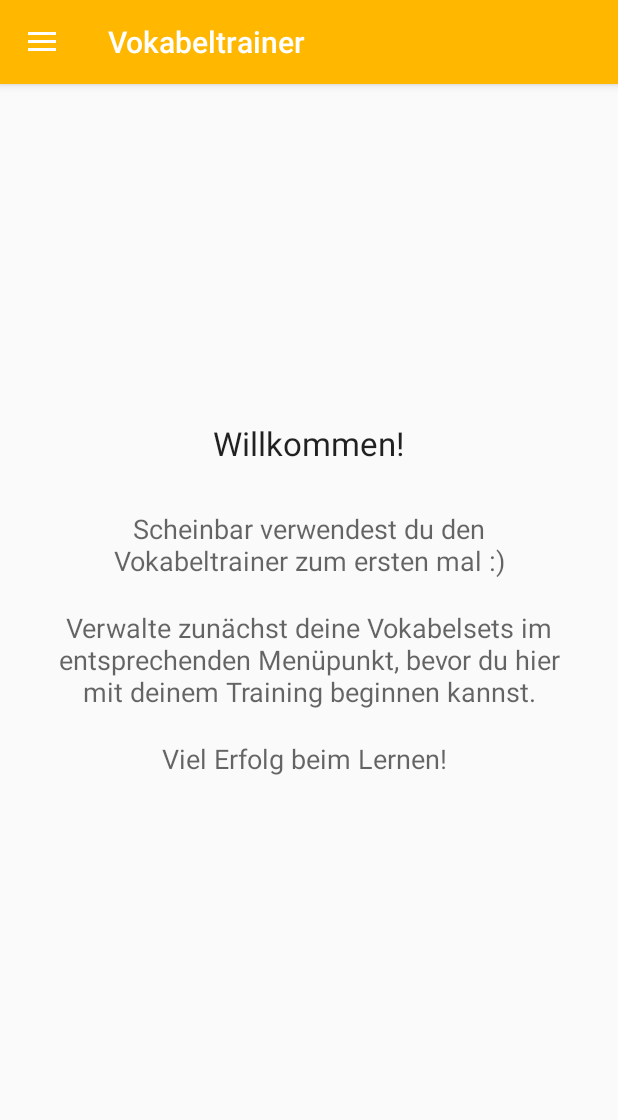
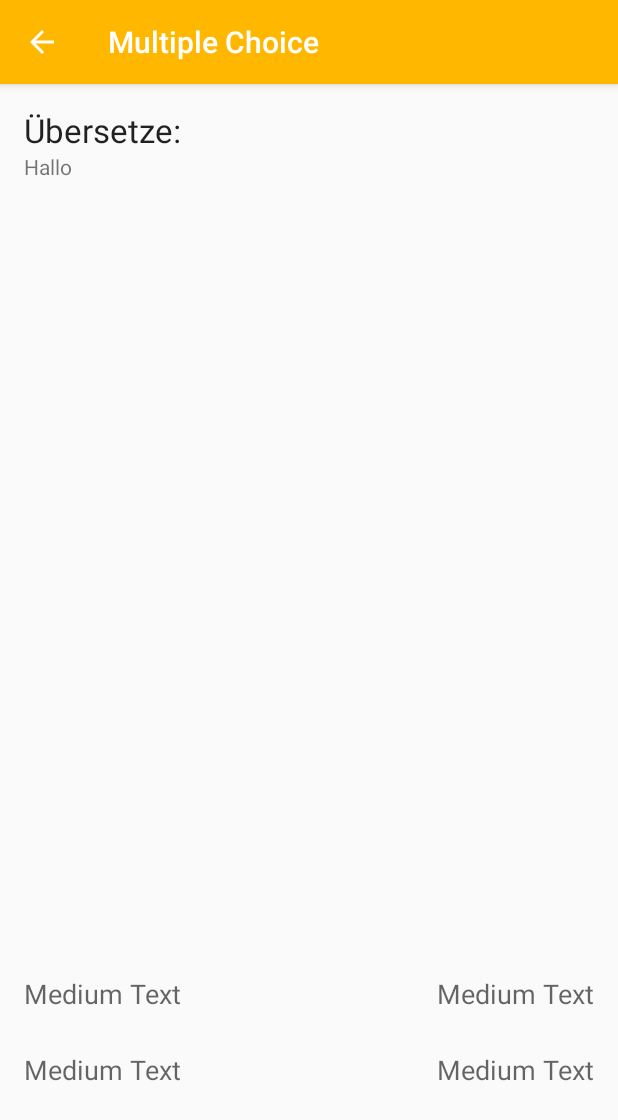
Before and after one commit to Mediumwater/Vokabeltrainer, an Android app: the screen it shows after launch (MainActivity before the commit, MultiChoiceActivity after it), after a tap on "Multiple Choice", on a phone screen of 412 x 824 dp. Shown: the top 1120 px of the screen. Run offline under Robolectric (Android 15) with nearby library versions, the phone set to English and light mode, and no system bars; 2 statements that could not run were skipped; 3 other taps on this screen came first.

Commit message:
Begin Implementation of Multi Choice

```diff
--- a/app/src/main/AndroidManifest.xml
+++ b/app/src/main/AndroidManifest.xml
@@ -74,6 +74,21 @@
                 android:name="android.support.PARENT_ACTIVITY"
                 android:value="de.htwdd.vokabeltrainer.StatistikActivity" />
         </activity>
+
+
+        <activity
+            android:name=".MultiChoiceActivity"
+            android:label="@string/title_activity_statistik_detail"
+            android:parentActivityName=".MainActivity"
+            android:theme="@style/AppTheme.NoActionBar">
+            <meta-data
+                android:name="android.support.PARENT_ACTIVITY"
+                android:value="de.htwdd.vokabeltrainer.MainActivity" />
+        </activity>
+
+
+
+
     </application>
 
 </manifest>
--- a/app/src/main/java/de/htwdd/vokabeltrainer/MainActivity.java
+++ b/app/src/main/java/de/htwdd/vokabeltrainer/MainActivity.java
@@ -109,15 +109,9 @@ public class MainActivity extends AppCompatActivity
             //=====================================================================================================
             //Auf Trainingsmodus Multiple Choice umschalten, indem Fragment geladen wird
             //=====================================================================================================
-            /**
-             * TODO: Modus im entsprechenden Fragment implementieren und zuletzt verwendeten Modus merken (shared preference)
-             */
-            fragment = new MultichoiceFragment();
-            FragmentManager fragmentManager = getFragmentManager();
-            fragmentManager.beginTransaction()
-                    .replace(R.id.mainframe, fragment)
-                    .commit();
-
+            startIntent = new Intent(getApplicationContext(), MultiChoiceActivity.class);
+            startActivity(startIntent);
+            return true;
         } else if (id == R.id.nav_freetext) {
             //=====================================================================================================
             //Auf Trainingsmodus Freitext umschalten, indem Fragment geladen wird
--- /dev/null
+++ b/app/src/main/java/de/htwdd/vokabeltrainer/MultiChoiceActivity.java
@@ -0,0 +1,87 @@
+package de.htwdd.vokabeltrainer;
+
+import android.content.Intent;
+import android.database.Cursor;
+import android.graphics.Color;
+import android.os.Bundle;
+import android.support.design.widget.FloatingActionButton;
+import android.support.v7.app.AppCompatActivity;
+import android.support.v7.widget.Toolbar;
+import android.view.View;
+import android.widget.TextView;
+
+import java.util.ArrayList;
+import java.util.Random;
+
+import de.htwdd.vokabeltrainer.helper.DBHelper;
+import de.htwdd.vokabeltrainer.helper.LanguageHelper;
+import de.htwdd.vokabeltrainer.helper.VocabDownloadHelper;
+
+/**
+ * Created by Curtis on 24.06.2016.
+ */
+public class MultiChoiceActivity extends AppCompatActivity implements View.OnClickListener {
+    private ArrayList<VocabDownloadHelper.DownloadableVocSet> dvs;
+
+    @Override
+    protected void onCreate(Bundle savedInstanceState) {
+        super.onCreate(savedInstanceState);
+        setContentView(R.layout.activity_multichoice);
+        Toolbar toolbar = (Toolbar) findViewById(R.id.toolbar);
+        toolbar.setTitle("Multiple Choice");
+        setSupportActionBar(toolbar);
+
+        TextView txt1 = (TextView) findViewById(R.id.choice1);
+        txt1.setOnClickListener(this);
+        TextView txt2 = (TextView) findViewById(R.id.choice2);
+        txt2.setOnClickListener(this);
+        TextView txt3 = (TextView) findViewById(R.id.choice3);
+        txt3.setOnClickListener(this);
+        TextView txt4 = (TextView) findViewById(R.id.choice4);
+        txt4.setOnClickListener(this);
+
+
+        ArrayList<DBHelper.VocabSet> vocabsets;
+        ArrayList<Cursor> rndvoc;
+
+
+        DBHelper db = new DBHelper(this);
+        vocabsets = db.getAllVocabSetsWithRatio();
+
+
+
+
+        rndvoc = db.getRandomVocabWords();
+
+        rndvoc
+
+        LanguageHelper lh = LanguageHelper.getInstance();
+
+
+
+
+
+        getSupportActionBar().setDisplayHomeAsUpEnabled(true);
+
+    }
+
+    @Override
+    public void onClick(View view) {
+        // do whatever you want here based on the view being passed
+        TextView v = (TextView) view;
+        switch(v.getId()) {
+            case R.id.choice1:
+                view.setBackgroundColor(Color.GREEN);
+                break;
+            case R.id.choice2:
+                view.setBackgroundColor(Color.GREEN);
+                break;
+            case R.id.choice3:
+                view.setBackgroundColor(Color.GREEN);
+                break;
+            case R.id.choice4:
+                view.setBackgroundColor(Color.GREEN);
+                break;
+        }
+    }
+}
--- a/app/src/main/java/de/htwdd/vokabeltrainer/helper/DBHelper.java
+++ b/app/src/main/java/de/htwdd/vokabeltrainer/helper/DBHelper.java
@@ -148,6 +148,9 @@ public class DBHelper extends SQLiteOpenHelper {
         return al;
     }
 
+
+
+
     /*
      * Gibt die Namen aller Woerter als Array zurueck. Momentan nur fuer Debuging-Zwecke.
      */
@@ -242,6 +245,36 @@ public class DBHelper extends SQLiteOpenHelper {
 
         return this.getVocabWords(setid, random.nextInt(cnt) + 1);
     }
+
+    /*
+     * Wie getRandomVocabWords(int setid), liefert eine zufällige
+     * Wortgruppe aus einem zufälligen Set zurück.
+     *
+     */
+    public ArrayList<VocabSet> getRandomVocabWords() {
+        Cursor cursor = this.getAllVocabSets();
+        int setcount = cursor.getColumnCount(); //Anzahl der Sets
+
+        ArrayList<VocabSet> al = new ArrayList<>();
+
+        if (setcount <= 0) return al;
+
+        Random r = new Random();
+        int nr = (r.nextInt(setcount)+1); // Auswahl zufälliges Set
+
+        ArrayList<Cursor> cur = getRandomVocabWords(nr);
+
+        while (cur.isAfterLast() == false) {
+            al.add(cur.getString(cur.getColumnIndex("Word")));
+            cur.moveToNext();
+        }
+
+
+        return;
+    }
+
+
+
 
     /*
      * Erzeugt ein Vokabel-Set anhand eines JSON-Strings. Gibt true zurueck bei Erfolg, sonst false.
--- /dev/null
+++ b/app/src/main/res/layout/activity_multichoice.xml
@@ -0,0 +1,28 @@
+<?xml version="1.0" encoding="utf-8"?>
+<android.support.design.widget.CoordinatorLayout xmlns:android="http://schemas.android.com/apk/res/android"
+    xmlns:app="http://schemas.android.com/apk/res-auto"
+    xmlns:tools="http://schemas.android.com/tools"
+    android:layout_width="match_parent"
+    android:layout_height="match_parent"
+    android:fitsSystemWindows="true"
+    tools:context="de.htwdd.vokabeltrainer.MultiChoiceActivity">
+
+    <android.support.design.widget.AppBarLayout
+        android:layout_width="match_parent"
+        android:layout_height="wrap_content"
+        android:theme="@style/AppTheme.AppBarOverlay">
+
+        <android.support.v7.widget.Toolbar
+            android:id="@+id/toolbar"
+            android:layout_width="match_parent"
+            android:layout_height="?attr/actionBarSize"
+            android:background="?attr/colorPrimary"
+            app:popupTheme="@style/AppTheme.PopupOverlay" />
+
+    </android.support.design.widget.AppBarLayout>
+
+    <include layout="@layout/content_multichoice" />
+
+
+
+</android.support.design.widget.CoordinatorLayout>
--- /dev/null
+++ b/app/src/main/res/layout/content_multichoice.xml
@@ -0,0 +1,112 @@
+<?xml version="1.0" encoding="utf-8"?>
+<RelativeLayout xmlns:android="http://schemas.android.com/apk/res/android"
+    xmlns:app="http://schemas.android.com/apk/res-auto"
+    xmlns:tools="http://schemas.android.com/tools"
+    android:layout_width="match_parent"
+    android:layout_height="match_parent"
+    android:paddingBottom="16dp"
+    android:paddingLeft="16dp"
+    android:paddingRight="16dp"
+    android:paddingTop="16dp"
+    app:layout_behavior="@string/appbar_scrolling_view_behavior"
+    tools:context="de.htwdd.vokabeltrainer.MultiChoicePlay"
+    tools:showIn="@layout/activity_multichoice">
+
+    <LinearLayout
+        android:orientation="vertical"
+        android:layout_width="match_parent"
+        android:layout_height="match_parent"
+        android:layout_alignParentTop="true"
+        android:layout_alignParentStart="true"
+        android:weightSum="1">
+
+        <LinearLayout
+            android:orientation="vertical"
+            android:layout_width="match_parent"
+            android:layout_height="wrap_content">
+            <TextView
+                android:layout_width="match_parent"
+                android:layout_height="wrap_content"
+                android:textAppearance="?android:attr/textAppearanceLarge"
+                android:text="Übersetze:"
+                android:id="@+id/textViewDesc"
+                android:layout_gravity="center_horizontal" />
+
+            <TextView
+                android:layout_width="fill_parent"
+                android:layout_height="wrap_content"
+                android:text="Hallo"
+                android:id="@+id/translatesrc"
+                android:hint="Translate this"
+                android:layout_gravity="center_horizontal"
+                android:autoText="false" />
+        </LinearLayout>
+
+        <Space
+            android:layout_width="match_parent"
+            android:layout_height="25dp"
+            android:layout_weight="0.90" />
+
+        <LinearLayout
+            android:orientation="horizontal"
+            android:layout_width="match_parent"
+            android:layout_height="wrap_content"
+            android:layout_gravity="center_horizontal">
+        <TextView
+            android:layout_width="wrap_content"
+            android:layout_height="wrap_content"
+            android:textAppearance="?android:attr/textAppearanceMedium"
+            android:text="Medium Text"
+            android:id="@+id/choice1" />
+
+        <Space
+            android:layout_width="match_parent"
+            android:layout_height="25dp"
+            android:layout_weight="0.20" />
+        <TextView
+            android:layout_width="wrap_content"
+            android:layout_height="wrap_content"
+            android:textAppearance="?android:attr/textAppearanceMedium"
+            android:text="Medium Text"
+            android:id="@+id/choice2" />
+        </LinearLayout>
+        <Space
+            android:layout_width="match_parent"
+            android:layout_height="25dp" />
+        <LinearLayout
+            android:orientation="horizontal"
+            android:layout_width="match_parent"
+            android:layout_height="wrap_content"
+            android:layout_gravity="center_horizontal">
+            <TextView
+                android:layout_width="wrap_content"
+                android:layout_height="wrap_content"
+                android:textAppearance="?android:attr/textAppearanceMedium"
+                android:text="Medium Text"
+                android:id="@+id/choice3" />
+
+            <Space
+                android:layout_width="match_parent"
+                android:layout_height="25dp"
+                android:layout_weight="0.20" />
+            <TextView
+                android:layout_width="wrap_content"
+                android:layout_height="wrap_content"
+                android:textAppearance="?android:attr/textAppearanceMedium"
+                android:text="Medium Text"
+                android:id="@+id/choice4" />
+        </LinearLayout>
+
+
+        <LinearLayout
+            android:orientation="vertical"
+            android:layout_width="match_parent"
+            android:layout_height="wrap_content"
+            android:id="@+id/elementsNotToEditate">
+            <Space
+                android:layout_width="match_parent"
+                android:layout_height="25dp" />
+
+        </LinearLayout>
+    </LinearLayout>
+</RelativeLayout>
--- a/app/src/main/res/values/strings.xml
+++ b/app/src/main/res/values/strings.xml
@@ -14,4 +14,7 @@
     <string name="title_activity_update_vokabelset">UpdateVokabelsetActivity</string>
     <string name="title_activity_statistik">StatistikActivity</string>
     <string name="title_activity_statistik_detail">StatistikDetailActivity</string>
+    <string name="title_activity_multichoice">Multiple Choice</string>
+
+
 </resources>
--- a/build.gradle
+++ b/build.gradle
@@ -5,7 +5,7 @@ buildscript {
         jcenter()
     }
     dependencies {
-        classpath 'com.android.tools.build:gradle:2.1.0'
+        classpath 'com.android.tools.build:gradle:2.1.2'
 
         // NOTE: Do not place your application dependencies here; they belong
         // in the individual module build.gradle files
```
